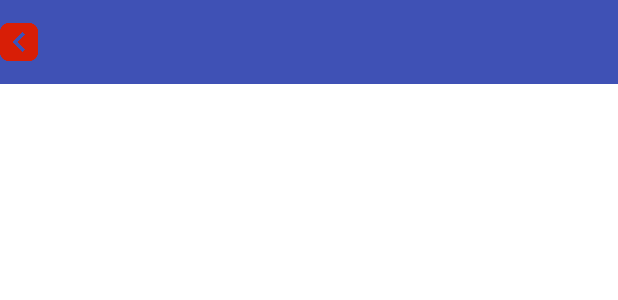
After one commit to Richard-Fu/coolweather, an Android app: the layout choose_area.xml on its own in the app's theme, with its tools: preview values and no code run, on a phone screen of 412 x 824 dp. The commit adds this screen. Shown: the top 300 px of the screen. Run offline under Robolectric (Android 15) with nearby library versions, the phone set to English and light mode, and no system bars.

Commit message:
完成遍历省市县三级列表的功能

```diff
--- a/app/src/main/AndroidManifest.xml
+++ b/app/src/main/AndroidManifest.xml
@@ -1,7 +1,7 @@
 <?xml version="1.0" encoding="utf-8"?>
 <manifest xmlns:android="http://schemas.android.com/apk/res/android"
     package="android.coolweather.com.coolweather">
-
+    <uses-permission android:name="android.permission.INTERNET"/>
     <application
         android:name="org.litepal.LitePalApplication"
         android:allowBackup="true"
--- /dev/null
+++ b/app/src/main/res/layout/choose_area.xml
@@ -0,0 +1,42 @@
+<?xml version="1.0" encoding="utf-8"?>
+<LinearLayout xmlns:android="http://schemas.android.com/apk/res/android"
+    android:orientation="vertical"
+    android:layout_width="match_parent"
+    android:layout_height="match_parent"
+    android:background="#fff"
+    >
+
+    <RelativeLayout
+        android:layout_width="match_parent"
+        android:layout_height="?attr/actionBarSize"
+        android:background="?attr/colorPrimary"
+        >
+
+        <TextView
+            android:id="@+id/title_text"
+            android:layout_width="wrap_content"
+            android:layout_height="wrap_content"
+            android:layout_centerInParent="true"
+            android:textColor="#fff"
+            android:textSize="20sp"
+            />
+
+        <Button
+            android:id="@+id/back_button"
+            android:layout_width="25dp"
+            android:layout_height="25dp"
+            android:layout_alignParentLeft="true"
+            android:layout_centerVertical="true"
+            android:background="@drawable/back"
+            />
+    </RelativeLayout>
+
+    <ListView
+        android:id="@+id/list_view"
+        android:layout_width="match_parent"
+        android:layout_height="match_parent">
+
+
+    </ListView>
+
+</LinearLayout>
--- a/app/src/main/res/values/styles.xml
+++ b/app/src/main/res/values/styles.xml
@@ -1,7 +1,7 @@
 <resources>
 
     <!-- Base application theme. -->
-    <style name="AppTheme" parent="Theme.AppCompat.Light.DarkActionBar">
+    <style name="AppTheme" parent="Theme.AppCompat.Light.NoActionBar">
         <!-- Customize your theme here. -->
         <item name="colorPrimary">@color/colorPrimary</item>
         <item name="colorPrimaryDark">@color/colorPrimaryDark</item>
```
Also changed, not shown: app/src/main/assets/litepal.xml (+3 -4 lines), app/src/main/java/android/coolweather/com/coolweather/ChooseAreaFragment.java (added, +272 -0 lines), app/src/main/java/android/coolweather/com/coolweather/util/HttpUtil.java (added, +17 -0 lines), app/src/main/java/android/coolweather/com/coolweather/util/Utility.java (added, +88 -0 lines), app/src/main/res/layout/activity_main.xml (+9 -14 lines), app/src/main/res/drawable/back.png (added).
